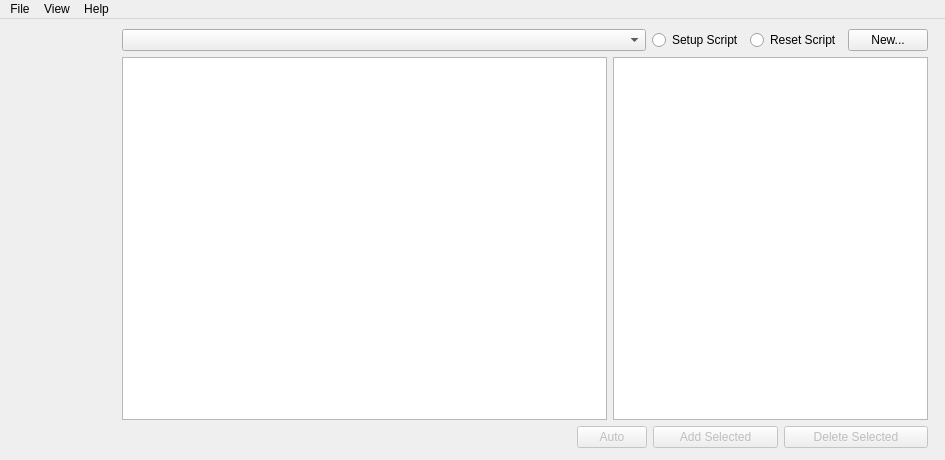
windy32/algts, file src/gui/mainwindow.ui: the form before one commit.
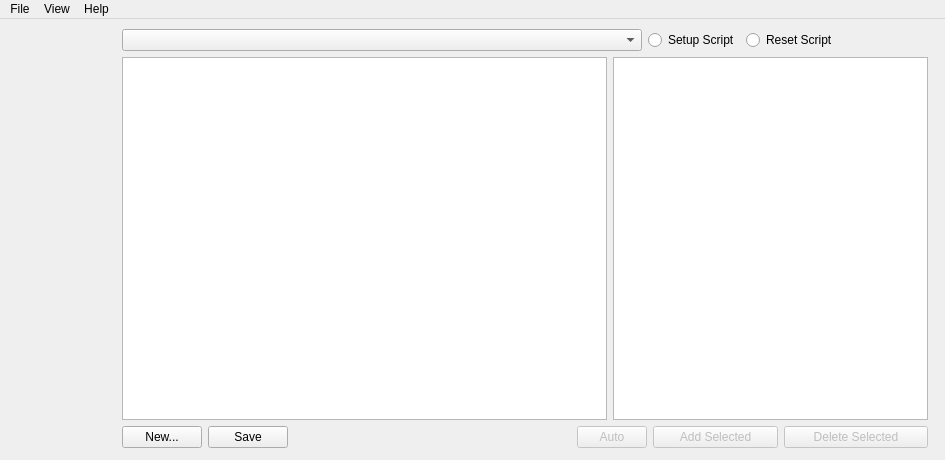
The form after the commit. Custom widgets are drawn as their Qt base class.

The edit to the form file:
```diff
--- a/src/gui/mainwindow.ui
+++ b/src/gui/mainwindow.ui
@@ -1603,11 +1603,17 @@
            </widget>
           </item>
           <item>
-           <widget class="QPushButton" name="btnP3New">
-            <property name="text">
-             <string>New...</string>
+           <spacer name="horizontalSpacer_2">
+            <property name="orientation">
+             <enum>Qt::Horizontal</enum>
             </property>
-           </widget>
+            <property name="sizeHint" stdset="0">
+             <size>
+              <width>90</width>
+              <height>20</height>
+             </size>
+            </property>
+           </spacer>
           </item>
          </layout>
         </item>
@@ -1636,6 +1642,20 @@
         </item>
         <item>
          <layout class="QHBoxLayout" name="P3Layout3">
+          <item>
+           <widget class="QPushButton" name="btnP3New">
+            <property name="text">
+             <string>New...</string>
+            </property>
+           </widget>
+          </item>
+          <item>
+           <widget class="QPushButton" name="btnP3Save">
+            <property name="text">
+             <string>Save</string>
+            </property>
+           </widget>
+          </item>
           <item>
            <spacer name="P3Spacer">
             <property name="orientation">
```
Left out of the diff: 5 changed lines with no effect on the pictures.
